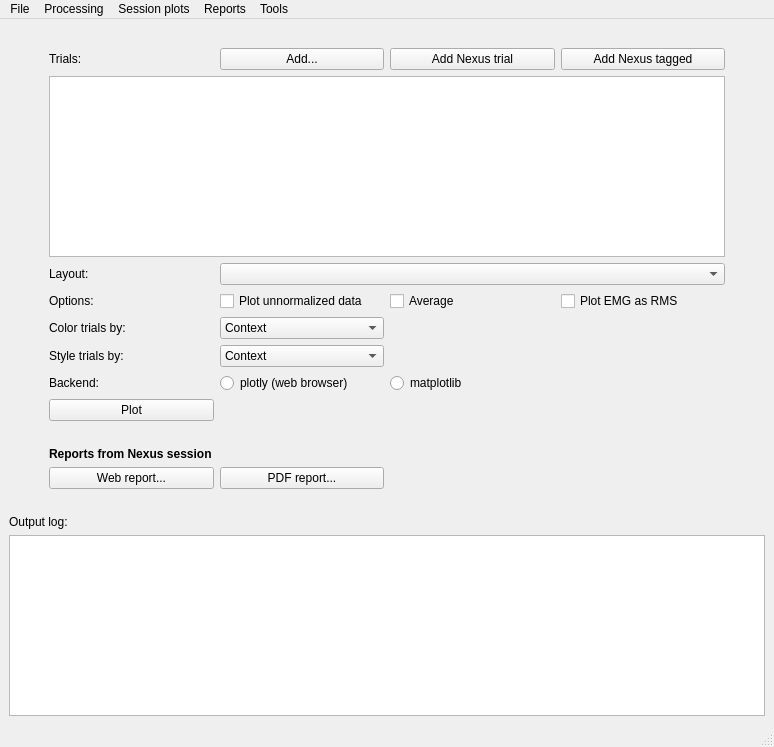
First picture: the form in gaitutils/gui/gaitmenu.ui, repository NCH-Motion-Laboratory/gaitutils, before the edit.
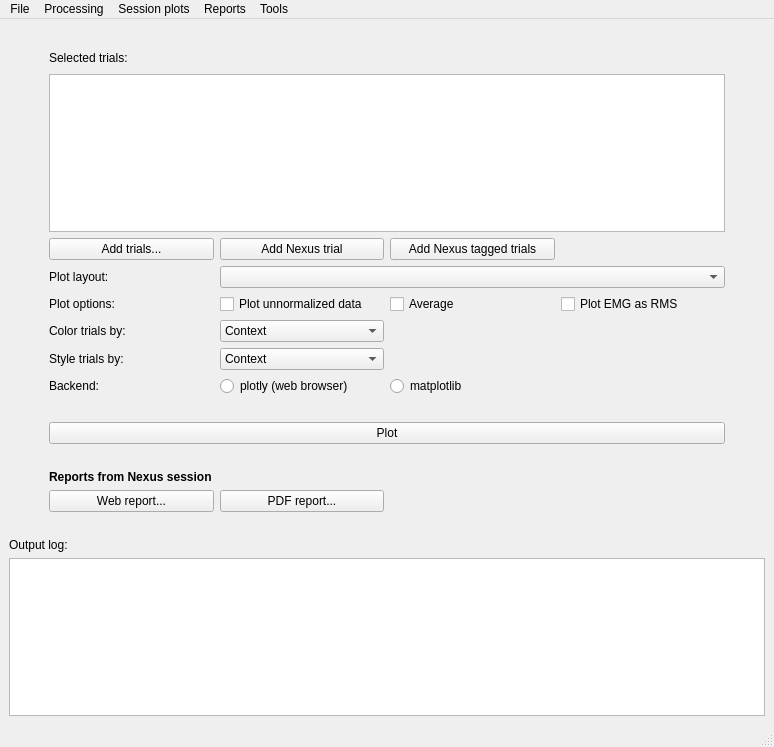
Second picture: the form after the edit. Custom widgets are drawn as their Qt base class.

Commit message: wip: tune dialogs

The edit to the form file:
```diff
--- a/gaitutils/gui/gaitmenu.ui
+++ b/gaitutils/gui/gaitmenu.ui
@@ -33,65 +33,62 @@
     </item>
     <item>
      <layout class="QGridLayout" name="gridLayout">
-      <item row="10" column="1">
-       <widget class="QPushButton" name="btnPlotTrials">
+      <item row="3" column="1" colspan="4">
+       <widget class="NiceListWidget" name="listTrials">
+        <property name="sizePolicy">
+         <sizepolicy hsizetype="Expanding" vsizetype="Expanding">
+          <horstretch>0</horstretch>
+          <verstretch>0</verstretch>
+         </sizepolicy>
+        </property>
+       </widget>
+      </item>
+      <item row="10" column="3">
+       <widget class="QRadioButton" name="rbMatplotlib">
         <property name="text">
-         <string>Plot</string>
+         <string>matplotlib</string>
         </property>
        </widget>
       </item>
-      <item row="6" column="1">
+      <item row="7" column="4">
+       <widget class="QCheckBox" name="xbEMGRMS">
+        <property name="text">
+         <string>Plot EMG as RMS</string>
+        </property>
+        <property name="checked">
+         <bool>false</bool>
+        </property>
+       </widget>
+      </item>
+      <item row="2" column="1">
+       <widget class="QLabel" name="label_8">
+        <property name="text">
+         <string>Selected trials:</string>
+        </property>
+       </widget>
+      </item>
+      <item row="7" column="1">
        <widget class="QLabel" name="label_5">
         <property name="text">
-         <string>Options:</string>
+         <string>Plot options:</string>
         </property>
        </widget>
       </item>
-      <item row="12" column="4">
-       <widget class="QLabel" name="label_2">
-        <property name="text">
-         <string/>
-        </property>
-       </widget>
-      </item>
-      <item row="13" column="2">
+      <item row="15" column="2">
        <widget class="QPushButton" name="btnPDFReportNexus">
         <property name="text">
          <string>PDF report...</string>
         </property>
        </widget>
       </item>
-      <item row="12" column="1">
-       <widget class="QLabel" name="label_7">
-        <property name="font">
-         <font>
-          <weight>75</weight>
-          <bold>true</bold>
-         </font>
-        </property>
+      <item row="14" column="4">
+       <widget class="QLabel" name="label_2">
         <property name="text">
-         <string>Reports from Nexus session</string>
+         <string/>
         </property>
        </widget>
       </item>
-      <item row="9" column="1">
-       <widget class="QLabel" name="label">
-        <property name="text">
-         <string>Backend:</string>
-        </property>
-       </widget>
-      </item>
-      <item row="9" column="3">
-       <widget class="QRadioButton" name="rbMatplotlib">
-        <property name="text">
-         <string>matplotlib</string>
-        </property>
-        <attribute name="buttonGroup">
-         <string notr="true">buttonGroup_2</string>
-        </attribute>
-       </widget>
-      </item>
-      <item row="6" column="2">
+      <item row="7" column="2">
        <widget class="QCheckBox" name="xbPlotUnnorm">
         <property name="sizePolicy">
          <sizepolicy hsizetype="Preferred" vsizetype="Fixed">
@@ -104,7 +101,7 @@
         </property>
        </widget>
       </item>
-      <item row="9" column="2">
+      <item row="10" column="2">
        <widget class="QRadioButton" name="rbPlotly">
         <property name="text">
          <string>plotly (web browser)</string>
@@ -114,42 +111,48 @@
         </attribute>
        </widget>
       </item>
-      <item row="13" column="1">
+      <item row="15" column="1">
        <widget class="QPushButton" name="btnWebReportNexus">
         <property name="text">
          <string>Web report...</string>
         </property>
        </widget>
       </item>
-      <item row="2" column="2">
-       <widget class="QPushButton" name="pushButton">
-        <property name="text">
-         <string>Add...</string>
-        </property>
-       </widget>
-      </item>
-      <item row="7" column="1">
+      <item row="8" column="1">
        <widget class="QLabel" name="label_6">
         <property name="text">
          <string>Color trials by:</string>
         </property>
        </widget>
       </item>
-      <item row="2" column="4">
-       <widget class="QPushButton" name="pushButton_3">
-        <property name="text">
-         <string>Add Nexus tagged</string>
-        </property>
-       </widget>
-      </item>
-      <item row="8" column="1">
+      <item row="9" column="1">
        <widget class="QLabel" name="label_9">
         <property name="text">
          <string>Style trials by:</string>
         </property>
        </widget>
       </item>
-      <item row="8" column="2">
+      <item row="14" column="1">
+       <widget class="QLabel" name="label_7">
+        <property name="font">
+         <font>
+          <weight>75</weight>
+          <bold>true</bold>
+         </font>
+        </property>
+        <property name="text">
+         <string>Reports from Nexus session</string>
+        </property>
+       </widget>
+      </item>
+      <item row="10" column="1">
+       <widget class="QLabel" name="label">
+        <property name="text">
+         <string>Backend:</string>
+        </property>
+       </widget>
+      </item>
+      <item row="9" column="2">
        <widget class="QComboBox" name="comboBox_2">
         <item>
          <property name="text">
@@ -158,83 +161,7 @@
         </item>
        </widget>
       </item>
-      <item row="2" column="3">
-       <widget class="QPushButton" name="pushButton_2">
-        <property name="text">
-         <string>Add Nexus trial</string>
-        </property>
-       </widget>
-      </item>
-      <item row="3" column="1" colspan="4">
-       <widget class="NiceListWidget" name="listTrials">
-        <property name="sizePolicy">
-         <sizepolicy hsizetype="Expanding" vsizetype="Expanding">
-          <horstretch>0</horstretch>
-          <verstretch>0</verstretch>
-         </sizepolicy>
-        </property>
-       </widget>
-      </item>
-      <item row="6" column="4">
-       <widget class="QCheckBox" name="xbEMGRMS">
-        <property name="text">
-         <string>Plot EMG as RMS</string>
-        </property>
-        <property name="checked">
-         <bool>false</bool>
-        </property>
-       </widget>
-      </item>
-      <item row="2" column="1">
-       <widget class="QLabel" name="label_8">
-        <property name="text">
-         <string>Trials:</string>
-        </property>
-       </widget>
-      </item>
-      <item row="7" column="2">
-       <widget class="QComboBox" name="comboBox">
-        <item>
-         <property name="text">
-          <string>Context</string>
-         </property>
-        </item>
-       </widget>
-      </item>
-      <item row="4" column="1">
-       <widget class="QLabel" name="label_3">
-        <property name="text">
-         <string>Layout:</string>
-        </property>
-       </widget>
-      </item>
-      <item row="11" column="1">
-       <spacer name="verticalSpacer_2">
-        <property name="orientation">
-         <enum>Qt::Vertical</enum>
-        </property>
-        <property name="sizeType">
-         <enum>QSizePolicy::Fixed</enum>
-        </property>
-        <property name="sizeHint" stdset="0">
-         <size>
-          <width>10</width>
-          <height>20</height>
-         </size>
-        </property>
-       </spacer>
-      </item>
-      <item row="4" column="2" colspan="3">
-       <widget class="QComboBox" name="cbNexusTrialLayout">
-        <property name="sizePolicy">
-         <sizepolicy hsizetype="Preferred" vsizetype="Preferred">
-          <horstretch>0</horstretch>
-          <verstretch>0</verstretch>
-         </sizepolicy>
-        </property>
-       </widget>
-      </item>
-      <item row="6" column="3">
+      <item row="7" column="3">
        <widget class="QCheckBox" name="xbEMGRMS_2">
         <property name="text">
          <string>Average</string>
@@ -244,6 +171,15 @@
         </property>
        </widget>
       </item>
+      <item row="8" column="2">
+       <widget class="QComboBox" name="comboBox">
+        <item>
+         <property name="text">
+          <string>Context</string>
+         </property>
+        </item>
+       </widget>
+      </item>
       <item row="2" column="5">
        <spacer name="horizontalSpacer_4">
         <property name="orientation">
@@ -276,6 +212,83 @@
         </property>
        </spacer>
       </item>
+      <item row="5" column="2" colspan="3">
+       <widget class="QComboBox" name="cbNexusTrialLayout">
+        <property name="sizePolicy">
+         <sizepolicy hsizetype="Preferred" vsizetype="Preferred">
+          <horstretch>0</horstretch>
+          <verstretch>0</verstretch>
+         </sizepolicy>
+        </property>
+       </widget>
+      </item>
+      <item row="13" column="1">
+       <spacer name="verticalSpacer_2">
+        <property name="orientation">
+         <enum>Qt::Vertical</enum>
+        </property>
+        <property name="sizeType">
+         <enum>QSizePolicy::Fixed</enum>
+        </property>
+        <property name="sizeHint" stdset="0">
+         <size>
+          <width>10</width>
+          <height>20</height>
+         </size>
+        </property>
+       </spacer>
+      </item>
+      <item row="5" column="1">
+       <widget class="QLabel" name="label_3">
+        <property name="text">
+         <string>Plot layout:</string>
+        </property>
+       </widget>
+      </item>
+      <item row="4" column="1">
+       <widget class="QPushButton" name="pushButton">
+        <property name="text">
+         <string>Add trials...</string>
+        </property>
+       </widget>
+      </item>
+      <item row="4" column="2">
+       <widget class="QPushButton" name="pushButton_2">
+        <property name="text">
+         <string>Add Nexus trial</string>
+        </property>
+       </widget>
+      </item>
+      <item row="4" column="3">
+       <widget class="QPushButton" name="pushButton_3">
+        <property name="text">
+         <string>Add Nexus tagged trials</string>
+        </property>
+       </widget>
+      </item>
+      <item row="12" column="1" colspan="4">
+       <widget class="QPushButton" name="btnPlotTrials">
+        <property name="text">
+         <string>Plot</string>
+        </property>
+       </widget>
+      </item>
+      <item row="11" column="2">
+       <spacer name="verticalSpacer_4">
+        <property name="orientation">
+         <enum>Qt::Vertical</enum>
+        </property>
+        <property name="sizeType">
+         <enum>QSizePolicy::Fixed</enum>
+        </property>
+        <property name="sizeHint" stdset="0">
+         <size>
+          <width>10</width>
+          <height>20</height>
+         </size>
+        </property>
+       </spacer>
+      </item>
      </layout>
     </item>
     <item>
```
Left out of the diff: 4 changed lines with no effect on the pictures. The commit also changes 1 other file.
